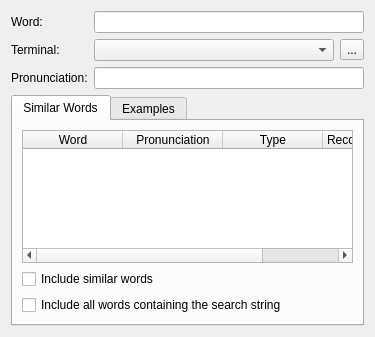
KDE/simon, file simon/src/simonmodelmanagementui/AddWord/resolvewordpage.ui: the form before one commit.
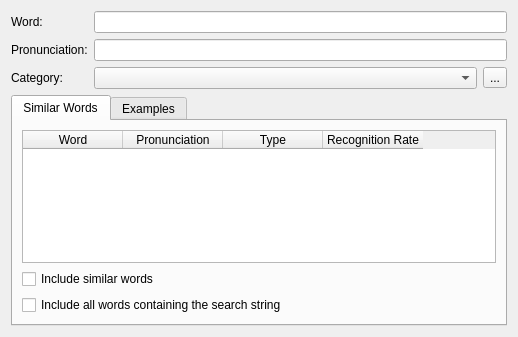
The form after the commit. Custom widgets are drawn as their Qt base class.

Commit message:
More Terminal->Category.
Reorder inputs to be in line with table view.

Diff of the .ui file:
```diff
--- a/simon/src/simonmodelmanagementui/AddWord/resolvewordpage.ui
+++ b/simon/src/simonmodelmanagementui/AddWord/resolvewordpage.ui
@@ -1,11 +1,11 @@
 <ui version="4.0" >
  <class>ResolveWordPage</class>
- <widget class="QWidget" name="ResolveWordPage" >
-  <property name="geometry" >
+ <widget class="QWidget" name="ResolveWordPage">
+  <property name="geometry">
    <rect>
     <x>0</x>
     <y>0</y>
-    <width>375</width>
+    <width>518</width>
     <height>337</height>
    </rect>
   </property>
@@ -25,15 +25,25 @@
      <item row="0" column="1" >
       <widget class="KLineEdit" name="leWord" />
      </item>
-     <item row="1" column="0" >
-      <widget class="QLabel" name="lbTypeDesc" >
-       <property name="text" >
-        <string comment="Grammar category">Terminal:</string>
+     <item row="2" column="0">
+      <widget class="QLabel" name="lbSampa">
+       <property name="text">
+        <string>Pronunciation:</string>
        </property>
       </widget>
      </item>
-     <item row="1" column="1" >
-      <layout class="QHBoxLayout" name="horizontalLayout" >
+     <item row="2" column="1">
+      <widget class="KLineEdit" name="leSampa"/>
+     </item>
+     <item row="3" column="0">
+      <widget class="QLabel" name="lbTypeDesc">
+       <property name="text">
+        <string comment="Grammar category">Category:</string>
+       </property>
+      </widget>
+     </item>
+     <item row="3" column="1">
+      <layout class="QHBoxLayout" name="horizontalLayout">
        <item>
         <widget class="KComboBox" name="cbType" >
          <property name="sizePolicy" >
@@ -53,16 +63,6 @@
        </item>
       </layout>
      </item>
-     <item row="2" column="0" >
-      <widget class="QLabel" name="lbSampa" >
-       <property name="text" >
-        <string>Pronunciation:</string>
-       </property>
-      </widget>
-     </item>
-     <item row="2" column="1" >
-      <widget class="KLineEdit" name="leSampa" />
-     </item>
     </layout>
    </item>
    <item>
@@ -89,6 +89,9 @@
          <property name="selectionBehavior" >
           <enum>QAbstractItemView::SelectRows</enum>
          </property>
+         <attribute name="verticalHeaderVisible">
+          <bool>false</bool>
+         </attribute>
          <column>
           <property name="text" >
            <string>Word</string>
@@ -208,6 +211,11 @@
   </layout>
  </widget>
  <customwidgets>
+  <customwidget>
+   <class>KComboBox</class>
+   <extends>QComboBox</extends>
+   <header>kcombobox.h</header>
+  </customwidget>
   <customwidget>
    <class>KLineEdit</class>
    <extends>QLineEdit</extends>
@@ -224,11 +232,6 @@
    <header>ktabwidget.h</header>
    <container>1</container>
   </customwidget>
-  <customwidget>
-   <class>KComboBox</class>
-   <extends>QComboBox</extends>
-   <header>kcombobox.h</header>
-  </customwidget>
  </customwidgets>
  <tabstops>
   <tabstop>leWord</tabstop>
```
Left out of the diff: 110 changed lines with no effect on the pictures. The commit also changes 1 other file.
